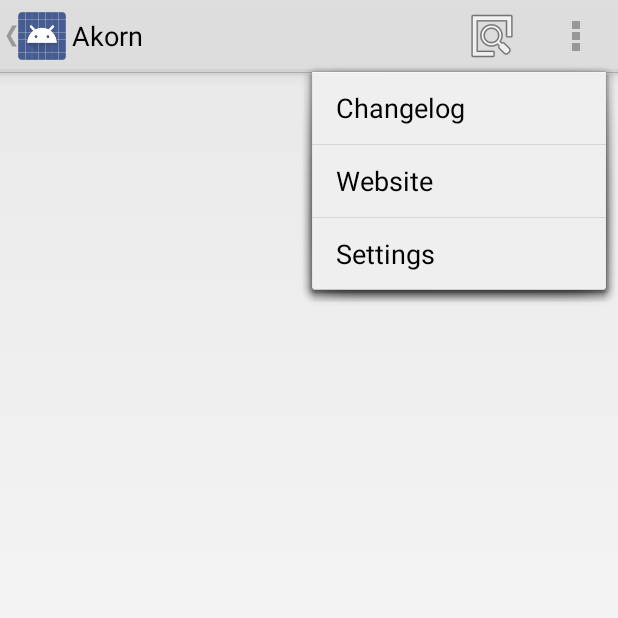
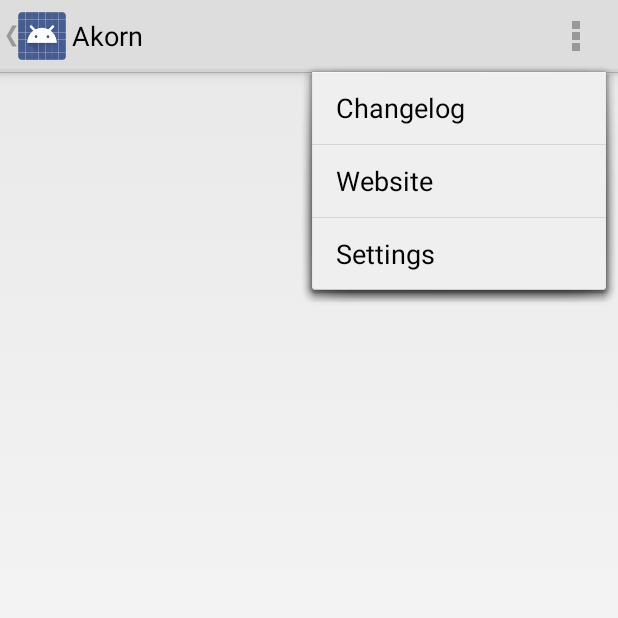
Before and after one commit to knirirr/Akorn, an Android app: the screen it shows after launch (ViewingActivity), with the options menu open, on a phone screen of 412 x 824 dp, the top half of it. Run offline under Robolectric (Android 15) with nearby library versions, the phone set to English and light mode, and no system bars; 5 statements that could not run were skipped.

Commit message:
Final alpha release (I hope).

```diff
--- a/Akorn/src/main/AndroidManifest.xml
+++ b/Akorn/src/main/AndroidManifest.xml
@@ -2,8 +2,8 @@
 <manifest xmlns:android="http://schemas.android.com/apk/res/android"
     package="org.akorn.akorn"
     android:installLocation="auto"
-    android:versionCode="29"
-    android:versionName="0.2.11-alpha" >
+    android:versionCode="31"
+    android:versionName="0.2.14-alpha" >
 
     <uses-sdk
             android:minSdkVersion="14"
--- a/Akorn/src/main/java/org/akorn/akorn/FilterActivity.java
+++ b/Akorn/src/main/java/org/akorn/akorn/FilterActivity.java
@@ -267,7 +267,7 @@ public class FilterActivity extends Activity
         i.putExtra("jtext",journal);
         String jid = getJournalId(journal);
         i.putExtra("jid",jid);
-        Log.i(TAG, "PUT JOURNAL ID: " + jid);
+        //Log.i(TAG, "PUT JOURNAL ID: " + jid);
         if (SearchFilterService.isRunning == false)
         {
           FilterActivity.this.startService(i);
@@ -295,7 +295,7 @@ public class FilterActivity extends Activity
    */
   public String getJournalId(String journal)
   {
-    Log.i(TAG, "Value passed to getJournalId: " + journal);
+    //Log.i(TAG, "Value passed to getJournalId: " + journal);
     Uri uri = Uri.parse("content://" + AkornContentProvider.AUTHORITY + "/journals");
     String finalResult = "";
     Cursor cursor = getContentResolver().query(uri,
--- a/Akorn/src/main/java/org/akorn/akorn/NavigationDrawerFragment.java
+++ b/Akorn/src/main/java/org/akorn/akorn/NavigationDrawerFragment.java
@@ -307,10 +307,11 @@ public class NavigationDrawerFragment extends Fragment
         ListView listView = (ListView) getActivity().findViewById(R.id.navigation_drawer);
         listView.setAdapter(mCursorAdapter);
         listView.invalidateViews();
+        MenuItem item;
 
         if (menu.findItem(R.id.action_share) != null)
         {
-          MenuItem item = menu.findItem(R.id.action_share);
+          item = menu.findItem(R.id.action_share);
           item.setVisible(false);
         }
         else
@@ -319,7 +320,7 @@ public class NavigationDrawerFragment extends Fragment
         }
         if (menu.findItem(R.id.action_sync) != null)
         {
-          MenuItem item = menu.findItem(R.id.action_sync);
+          item = menu.findItem(R.id.action_sync);
           item.setVisible(false);
         }
         else
@@ -328,12 +329,17 @@ public class NavigationDrawerFragment extends Fragment
         }
         if (menu.findItem(R.id.action_favourite) != null)
         {
-          MenuItem item = menu.findItem(R.id.action_favourite);
+          item = menu.findItem(R.id.action_favourite);
           item.setVisible(false);
         }
         else
         {
           //Toast.makeText(getActivity(), "Failed to clear the menu.", Toast.LENGTH_SHORT).show();
+        }
+        if (menu.findItem(R.id.action_filters) != null)
+        {
+          item = menu.findItem(R.id.action_filters);
+          item.setVisible(false);
         }
       }
     }
--- a/Akorn/src/main/java/org/akorn/akorn/ViewingActivity.java
+++ b/Akorn/src/main/java/org/akorn/akorn/ViewingActivity.java
@@ -3,6 +3,7 @@ package org.akorn.akorn;
 import android.app.Activity;
 ;
 import android.app.ActionBar;
+import android.app.AlertDialog;
 import android.app.FragmentTransaction;
 import android.content.BroadcastReceiver;
 import android.content.Context;
@@ -59,6 +60,26 @@ public class ViewingActivity extends Activity
       }
     };
     prefs.registerOnSharedPreferenceChangeListener(listener);
+
+    /*
+    Show a toast on the first run of the app.
+     */
+    Boolean hasRun = prefs.getBoolean("hasRun", false); //see if it's run before, default no
+    if (!hasRun) {
+      SharedPreferences.Editor edit = prefs.edit();
+      edit.putBoolean("hasRun", true); //set to has run
+      edit.commit(); //apply
+      // Something better than this might be needed eventually, but this should do the trick for now
+      //Toast.makeText(this, getString(R.string.first_run), Toast.LENGTH_LONG).show();
+      AlertDialog.Builder builder = new AlertDialog.Builder(this);
+      builder.setTitle(R.string.welcome);
+      builder.setCancelable(false);
+      builder.setMessage(R.string.first_run);
+      builder.setPositiveButton("OK",null);
+      AlertDialog alert = builder.create();
+      alert.show();
+    }
+
 
     mNavigationDrawerFragment = (NavigationDrawerFragment) getFragmentManager().findFragmentById(R.id.navigation_drawer);
     mTitle = getTitle();
@@ -269,7 +290,6 @@ public class ViewingActivity extends Activity
             String password = prefs.getString("pref_password", "");
             String password_confirm = prefs.getString("pref_password_confirm", "");
             Boolean hasAccount = false; // should be false
-            Log.i(TAG,"Has account: " + hasAccount.toString());
             // if these are both filled in then presumably the user already has an account; this being
             // so there is no need to send them to the account creation UI
             if (!username.isEmpty() && !password.isEmpty())
--- a/Akorn/src/main/java/org/akorn/akorn/database/AkornDatabaseHelper.java
+++ b/Akorn/src/main/java/org/akorn/akorn/database/AkornDatabaseHelper.java
@@ -25,6 +25,7 @@ public class AkornDatabaseHelper extends SQLiteOpenHelper
     ArticleTable.onCreate(database);
     SearchArticleTable.onCreate(database);
     SearchTable.onCreate(database);
+    JournalsTable.onCreate(database);
   }
 
   @Override
--- a/Akorn/src/main/res/values/strings.xml
+++ b/Akorn/src/main/res/values/strings.xml
@@ -50,6 +50,8 @@
     <!-- ListView -->
     <string name="empty_list_heading">No Articles</string>
     <string name="empty_list_text">A list of articles will be shown here when a filter for which articles were found is selected from the navigation drawer to the left.</string>
+    <string name="first_run">Please close the drawer and then tap the sync icon at the top of the screen and you will be invited to set up an account or log in to an existing account.</string>
+    <string name="welcome">Welcome to the Akorn app!</string>
 
     <!-- CreateAccount -->
     <string name="create_title">Create New Account</string>
@@ -72,7 +74,7 @@
 
     <!-- FilterActivity -->
     <string name="filter_title">Filters</string>
-    <string name="filter_text">You may add new search filters or delete existing ones here. Eventually, this text will display useful and helpful information rather than this vague, space-filling waffle. Any suggestions for how to liven this up would be gratefully received.</string>
+    <string name="filter_text">You may add new search filters or delete existing ones here. Filters may be a journal title or a keyword; start typing in the box below and titles for journals in the Akorn catalogue will autocomplete. Your existing filters (if any) will be shown at the bottom of the screen; touch one to delete it. After updating your filters you should manually re-sync to download new articles. </string>
     <string name="confirmDelete">Would you like to delete this filter?</string>
     <string name="yesButton">Yes</string>
     <string name="noButton">No</string>
@@ -87,6 +89,7 @@
     <string name="creating_new_journal_filter">Creating new journal filter...</string>
     <string name="creating_new_keyword_filter">Creating new keyword filter...</string>
     <string name="deleting_filter">Deleting filter...</string>
+    <string name="created_filter">Filter created!</string>
 
 
 </resources>
```
Also changed, not shown: Akorn/src/main/java/org/akorn/akorn/ChangeLog.java (+4 -3 lines), Akorn/src/main/java/org/akorn/akorn/SearchFilterService.java (+59 -42 lines), Akorn/src/main/res/raw/changelog.txt.
